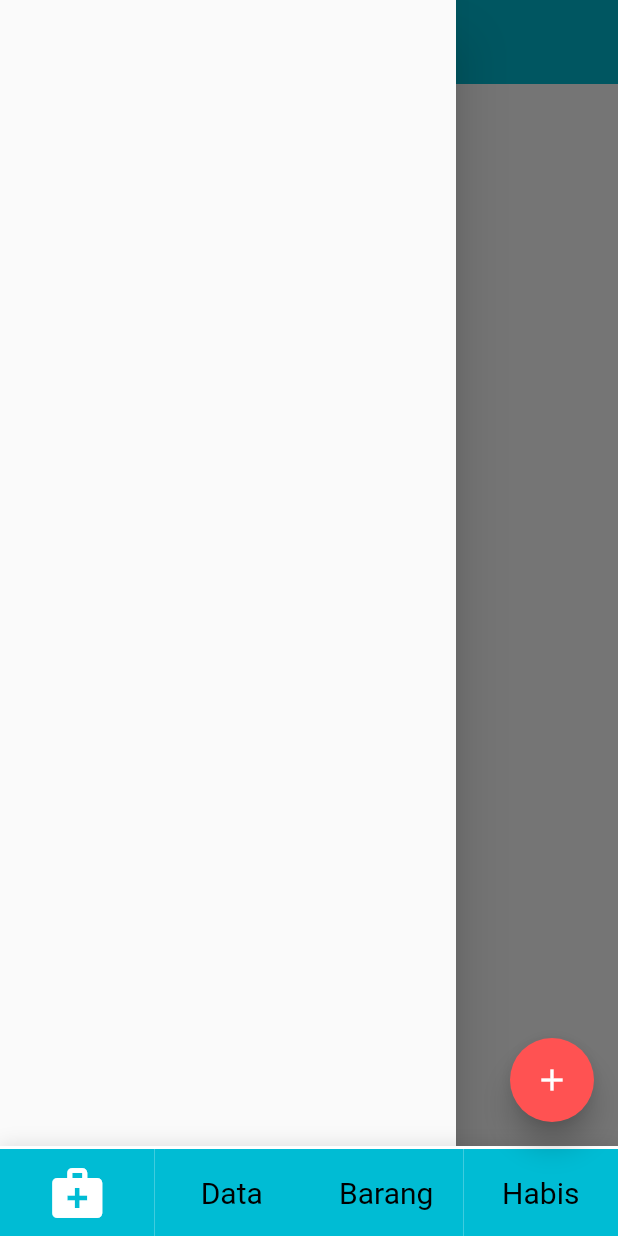
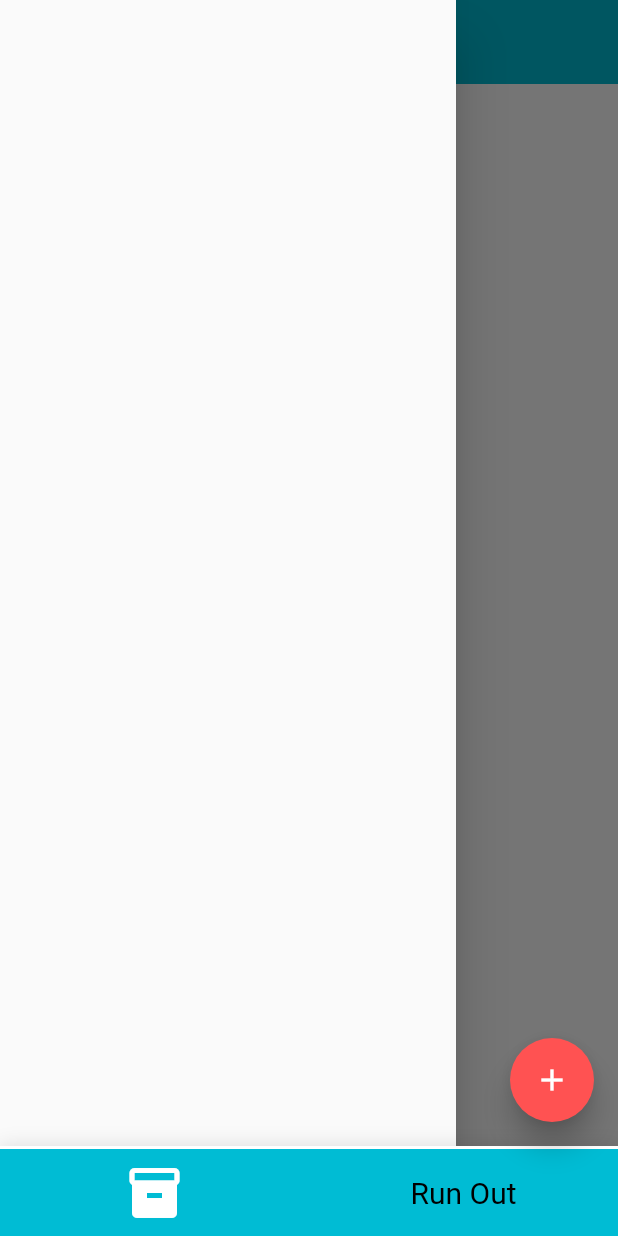
Before and after one commit to EvanderChristianDumalang/warehouse, a Flutter app: the screen it shows once a user with an empty profile is signed in, with the side drawer open, on a phone screen of 412 x 824 dp. Run offline on Flutter 3.47's test engine with Material 2 defaults, Android fonts, the phone set to English and light mode, and no system bars; drawn by our look-alikes of flutter_speed_dial, titled_navigation_bar; our stand-ins replace cloud_firestore, firebase_auth, firebase_core; accounts and stored records are empty.

Commit message:
Update #2

```diff
--- a/lib/screens/bottomNav.dart
+++ b/lib/screens/bottomNav.dart
@@ -21,25 +21,13 @@ class _HomeState extends State<Home> {
 
   final List<TitledNavigationBarItem> items = [
     TitledNavigationBarItem(
-        title: const Text('Pasien', style: TextStyle(fontSize: 20)),
-        icon: SizedBox.fromSize(
-            size: const Size.fromRadius(20),
-            child: const FittedBox(child: Icon(Icons.medical_services))),
-        backgroundColor: Colors.cyan),
-    TitledNavigationBarItem(
-        title: const Text('Data', style: TextStyle(fontSize: 20)),
-        icon: SizedBox.fromSize(
-            size: const Size.fromRadius(20),
-            child: const FittedBox(child: Icon(Icons.medical_information))),
-        backgroundColor: Colors.cyan),
-    TitledNavigationBarItem(
-        title: const Text('Barang', style: TextStyle(fontSize: 20)),
+        title: const Text('Items', style: TextStyle(fontSize: 20)),
         icon: SizedBox.fromSize(
             size: const Size.fromRadius(20),
             child: const FittedBox(child: Icon(Icons.inventory))),
         backgroundColor: Colors.cyan),
     TitledNavigationBarItem(
-        title: const Text('Habis', style: TextStyle(fontSize: 20)),
+        title: const Text('Run Out', style: TextStyle(fontSize: 20)),
         icon: SizedBox.fromSize(
             size: const Size.fromRadius(20),
             child: const FittedBox(child: Icon(Icons.inventory_2_outlined))),
```
